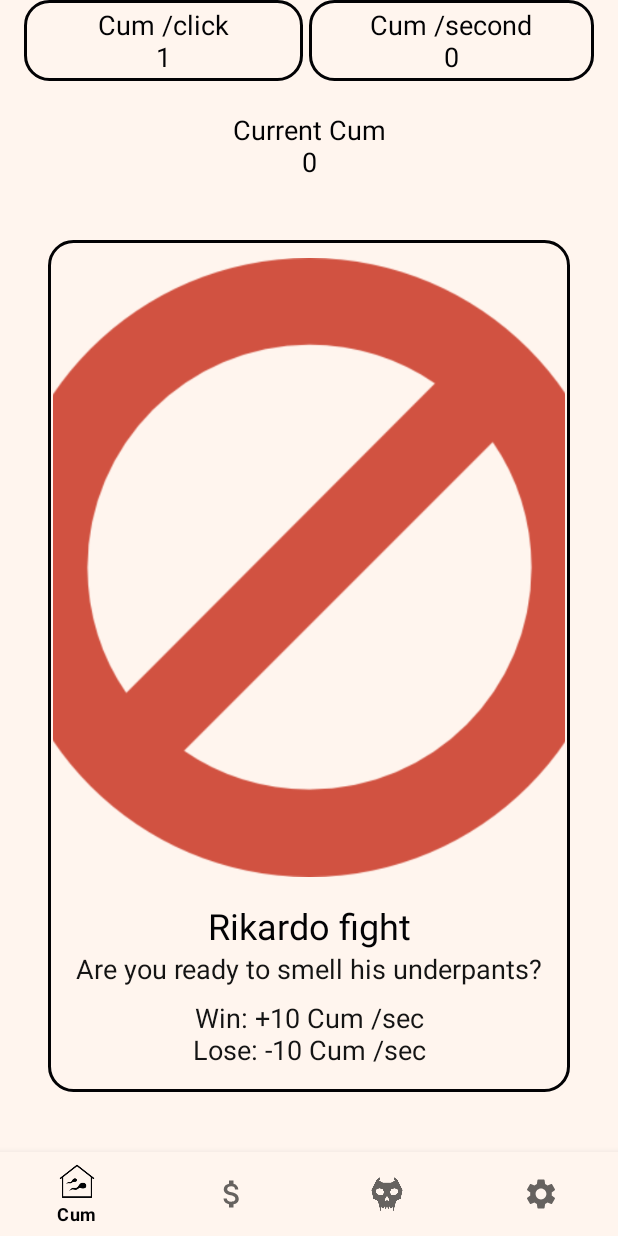
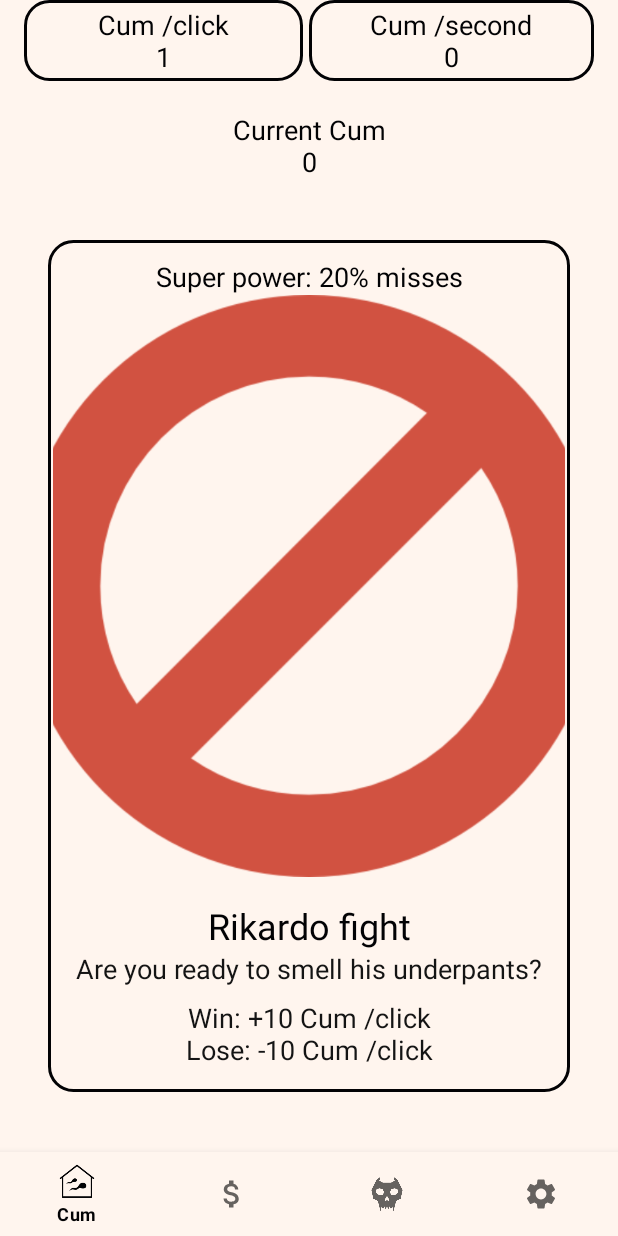
Before and after one commit to bozya02/CLicker, an Android app: the fragment EventsFragment placed in its activity, on a phone screen of 412 x 824 dp. Run offline under Robolectric (Android 15) with nearby library versions, the phone set to English and light mode, and no system bars; our stand-ins replace RxJava; pictures from the network do not load.

Commit message:
pre rebase fixes

```diff
--- a/app/src/main/AndroidManifest.xml
+++ b/app/src/main/AndroidManifest.xml
@@ -4,6 +4,7 @@
 
     <uses-permission android:name="android.permission.INTERNET" />
     <uses-permission android:name="android.permission.USE_BIOMETRIC" />
+    <uses-permission android:name="android.permission.READ_EXTERNAL_STORAGE"/>
 
     <application
         android:name=".app.App"
--- a/app/src/main/java/vlados/dudos/myapplication/common/ui/fragments/EventsFragment.kt
+++ b/app/src/main/java/vlados/dudos/myapplication/common/ui/fragments/EventsFragment.kt
@@ -19,7 +19,7 @@ class EventsFragment : Fragment() {
             "Rikardo fight",
             "Are you ready to smell his underpants?",
             "https://i0.wp.com/cdn140.picsart.com/300840060233211.png",
-            "Win: +10 Cum /sec\nLose: -10 Cum /sec",
+            "Win: +10 Cum /click\nLose: -10 Cum /click",
             "https://steamuserimages-a.akamaihd.net/ugc/949596928134142092/4C0E46016EE7ABF8440FCA7B9B5AB60EF55AA969/"
         )
     )
--- a/app/src/main/java/vlados/dudos/myapplication/common/ui/fragments/GameFragment.kt
+++ b/app/src/main/java/vlados/dudos/myapplication/common/ui/fragments/GameFragment.kt
@@ -46,7 +46,7 @@ class GameFragment : Fragment() {
             if (clicks > 0) {
                 clicks--
                 makeSound()
-                updateCurrentCum(cumPerClick)
+                updateCurrentCum(cumPerClick.toLong())
                 (activity as GameActivity).updateDate()
             }
         }
--- a/app/src/main/java/vlados/dudos/myapplication/common/ui/models/ShopItem.kt
+++ b/app/src/main/java/vlados/dudos/myapplication/common/ui/models/ShopItem.kt
@@ -5,5 +5,5 @@ data class ShopItem (
     var nameItem: String,
     var description: String,
     var cpsBuff: Int,
-    var price: Int
+    var price: Long
 )
--- a/app/src/main/res/layout/event_view.xml
+++ b/app/src/main/res/layout/event_view.xml
@@ -65,7 +65,19 @@
         app:layout_constraintBottom_toTopOf="@+id/nameEvent_txt"
         app:layout_constraintEnd_toEndOf="parent"
         app:layout_constraintStart_toStartOf="parent"
-        app:layout_constraintTop_toTopOf="parent" />
+        app:layout_constraintTop_toBottomOf="@id/superPower_txt"
+        app:layout_constraintVertical_bias="1.0" />
 
+    <TextView
+        android:id="@+id/superPower_txt"
+        android:layout_width="0dp"
+        android:layout_height="wrap_content"
+        android:textColor="@color/main_text_color"
+        android:textSize="18sp"
+        android:text="@string/super_power_20_misses"
+        app:layout_constraintTop_toTopOf="parent"
+        app:layout_constraintStart_toStartOf="parent"
+        app:layout_constraintEnd_toEndOf="parent"
+        android:textAlignment="center"/>
 
 </androidx.constraintlayout.widget.ConstraintLayout>
--- a/app/src/main/res/values/colors.xml
+++ b/app/src/main/res/values/colors.xml
@@ -4,6 +4,7 @@
     <color name="white">#FFFEFEFE</color>
     <color name="black_main">#FF020204</color>
     <color name="white_main">#FFFFF5EE</color>
+    <color name="cardBgColor">#FFFAFAFA</color>
 
     <color name="main_text_color">@color/black_main</color>
     <color name="nawbar_back">@color/white_main</color>
--- a/app/src/main/res/values/strings.xml
+++ b/app/src/main/res/values/strings.xml
@@ -15,4 +15,5 @@
     <string name="billyherington">BillyHerington</string>
     <string name="wee_wee_power">Wee-Wee power</string>
     <string name="bossimage">BossImage</string>
+    <string name="super_power_20_misses">Super power: 20% misses</string>
 </resources>
```
Also changed, not shown: app/src/main/java/vlados/dudos/myapplication/common/Case.kt (+11 -11 lines), app/src/main/java/vlados/dudos/myapplication/common/ui/activity/BossActivity.kt (+38 -9 lines), app/src/main/java/vlados/dudos/myapplication/data/DataManager.kt (+7 -7 lines), app/src/main/res/layout/activity_boss.xml (+10 -1 lines), 1 other file.
